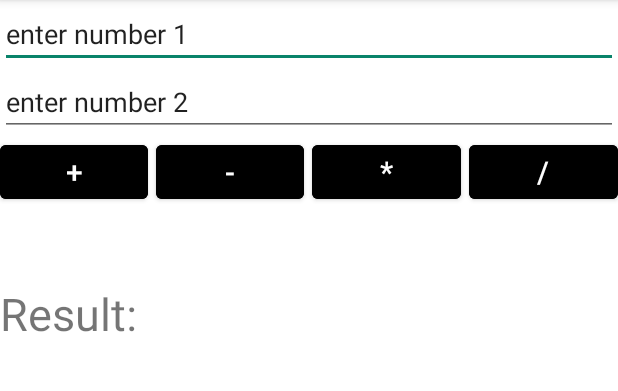
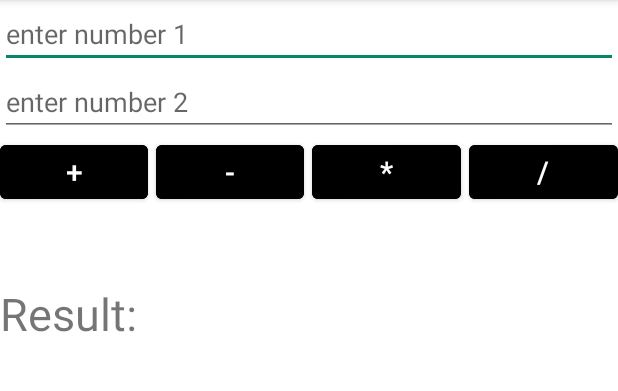
Before and after one commit to Bekzat23/lesson6_registForm, an Android app: the screen it shows after launch (MainActivity), on a phone screen of 412 x 824 dp, the part 84-475 px from its top. Run offline under Robolectric (Android 15) with nearby library versions, the phone set to English and light mode, and no system bars.

Commit message:
'finished'

```diff
--- a/app/src/main/res/layout/mini_calculator.xml
+++ b/app/src/main/res/layout/mini_calculator.xml
@@ -19,7 +19,7 @@
             android:layout_height="wrap_content"
             android:ems="10"
             android:inputType="textPersonName"
-            android:text="enter number 1"/>
+            android:hint="enter number 1"/>
 
         <EditText
             android:id="@+id/number_2"
@@ -27,7 +27,7 @@
             android:layout_height="wrap_content"
             android:ems="10"
             android:inputType="textPersonName"
-            android:text="enter number 2" />
+            android:hint="enter number 2" />
 
         <LinearLayout
             android:layout_width="match_parent"
```
